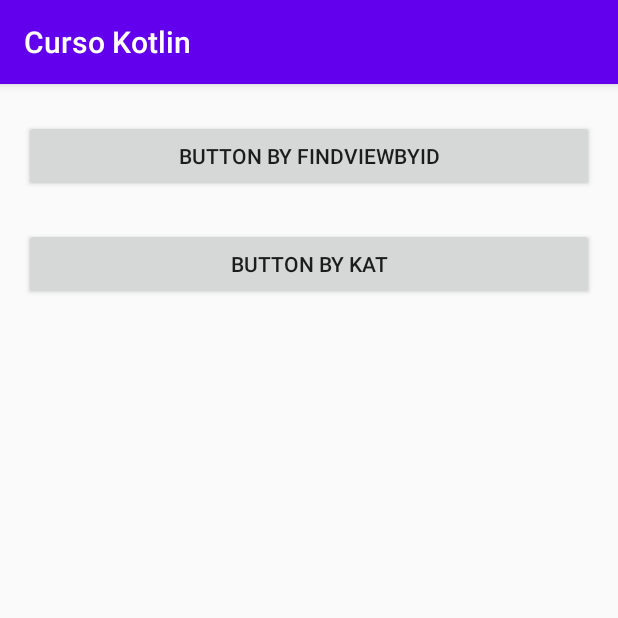
After one commit to Irwing-Herrera/kotlin-udemy, an Android app: the KotlinAndroidExtensionsActivity screen opened directly, with no data from a screen before it, on a phone screen of 412 x 824 dp, the top half of it. The commit adds this screen. Run offline under Robolectric (Android 15) with nearby library versions, the phone set to English and light mode, and no system bars.

Commit message:
Kotlin Android Extensions

```diff
--- a/app/src/main/AndroidManifest.xml
+++ b/app/src/main/AndroidManifest.xml
@@ -9,7 +9,8 @@
         android:roundIcon="@mipmap/ic_launcher_round"
         android:supportsRtl="true"
         android:theme="@style/AppTheme">
-        <activity android:name=".Section_01.Activities.ClickEventsActivity"></activity>
+        <activity android:name=".Section_01.Activities.KotlinAndroidExtensionsActivity"></activity>
+        <activity android:name=".Section_01.Activities.ClickEventsActivity" />
         <activity android:name=".Section_01.Activities.LifeCycleEventsActivity" />
         <activity android:name=".Section_01.Utils.LifeCycleEventsActivity" />
         <activity android:name=".Section_01.Activities.ToastAndSnackBarActivity" />
--- a/app/src/main/java/iherrera/cursokotlin/com/MainActivity.kt
+++ b/app/src/main/java/iherrera/cursokotlin/com/MainActivity.kt
@@ -8,6 +8,7 @@ import android.os.Handler
 import android.widget.Button
 import android.widget.Toast
 import iherrera.cursokotlin.com.Section_01.Activities.ClickEventsActivity
+import iherrera.cursokotlin.com.Section_01.Activities.KotlinAndroidExtensionsActivity
 import iherrera.cursokotlin.com.Section_01.Activities.LifeCycleEventsActivity
 import iherrera.cursokotlin.com.Section_01.Activities.ToastAndSnackBarActivity
 
@@ -27,6 +28,9 @@ class MainActivity : AppCompatActivity() {
 
         val btnClickEvents = findViewById<Button>(R.id.buttonToClickEvents)
         btnClickEvents.setOnClickListener { openActivity<ClickEventsActivity>(this) }
+
+        val btnKotlinAndroidExtensions = findViewById<Button>(R.id.buttonToKotlinAndroidExtensions)
+        btnKotlinAndroidExtensions.setOnClickListener { openActivity<KotlinAndroidExtensionsActivity>(this) }
     }
 
     private inline fun <reified T> openActivity(context: Context) {
--- /dev/null
+++ b/app/src/main/java/iherrera/cursokotlin/com/Section_01/Activities/KotlinAndroidExtensionsActivity.kt
@@ -0,0 +1,24 @@
+package iherrera.cursokotlin.com.Section_01.Activities
+
+import androidx.appcompat.app.AppCompatActivity
+import android.os.Bundle
+import android.widget.Button
+import android.widget.Toast
+import iherrera.cursokotlin.com.R
+import kotlinx.android.synthetic.main.activity_kotlin_android_extensions.*
+
+class KotlinAndroidExtensionsActivity : AppCompatActivity() {
+    override fun onCreate(savedInstanceState: Bundle?) {
+        super.onCreate(savedInstanceState)
+        setContentView(R.layout.activity_kotlin_android_extensions)
+
+        val btnFindViewById = findViewById<Button>(R.id.buttonByFindViewById)
+        btnFindViewById.setOnClickListener {
+            Toast.makeText(this, "Click By ID", Toast.LENGTH_SHORT).show()
+        }
+
+        buttonByKAT.setOnClickListener {
+            Toast.makeText(this, "Click By KAT", Toast.LENGTH_SHORT).show()
+        }
+    }
+}
--- /dev/null
+++ b/app/src/main/res/layout/activity_kotlin_android_extensions.xml
@@ -0,0 +1,32 @@
+<?xml version="1.0" encoding="utf-8"?>
+<androidx.constraintlayout.widget.ConstraintLayout xmlns:android="http://schemas.android.com/apk/res/android"
+    xmlns:app="http://schemas.android.com/apk/res-auto"
+    xmlns:tools="http://schemas.android.com/tools"
+    android:layout_width="match_parent"
+    android:layout_height="match_parent"
+    tools:context=".Section_01.Activities.KotlinAndroidExtensionsActivity">
+
+    <Button
+        android:id="@+id/buttonByFindViewById"
+        android:layout_width="0dp"
+        android:layout_height="wrap_content"
+        android:layout_marginStart="16dp"
+        android:layout_marginTop="24dp"
+        android:layout_marginEnd="16dp"
+        android:text="Button By FindViewById"
+        app:layout_constraintEnd_toEndOf="parent"
+        app:layout_constraintStart_toStartOf="parent"
+        app:layout_constraintTop_toTopOf="parent" />
+
+    <Button
+        android:id="@+id/buttonByKAT"
+        android:layout_width="0dp"
+        android:layout_height="wrap_content"
+        android:layout_marginStart="16dp"
+        android:layout_marginTop="24dp"
+        android:layout_marginEnd="16dp"
+        android:text="Button BY KAT"
+        app:layout_constraintEnd_toEndOf="parent"
+        app:layout_constraintStart_toStartOf="parent"
+        app:layout_constraintTop_toBottomOf="@+id/buttonByFindViewById" />
+</androidx.constraintlayout.widget.ConstraintLayout>
```
